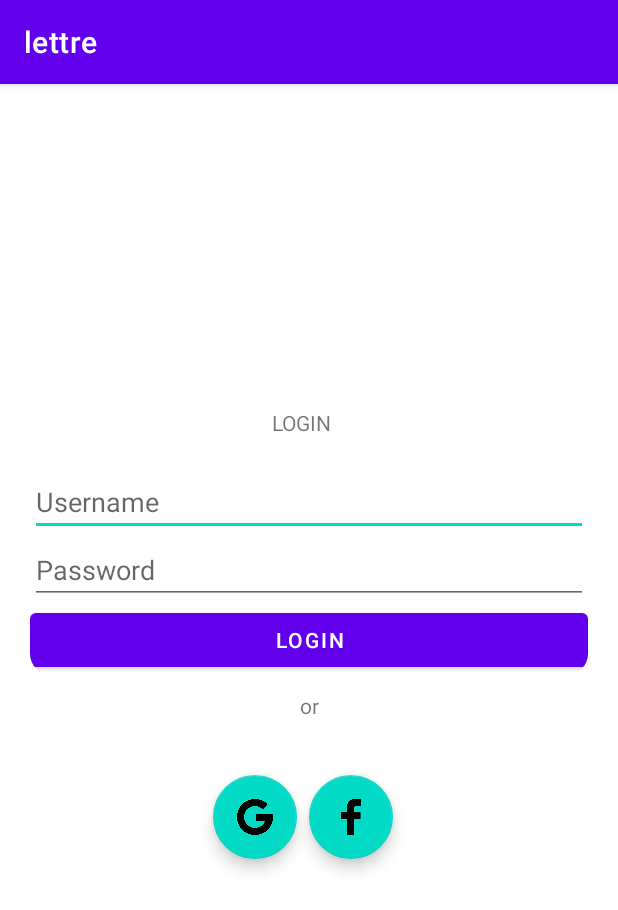
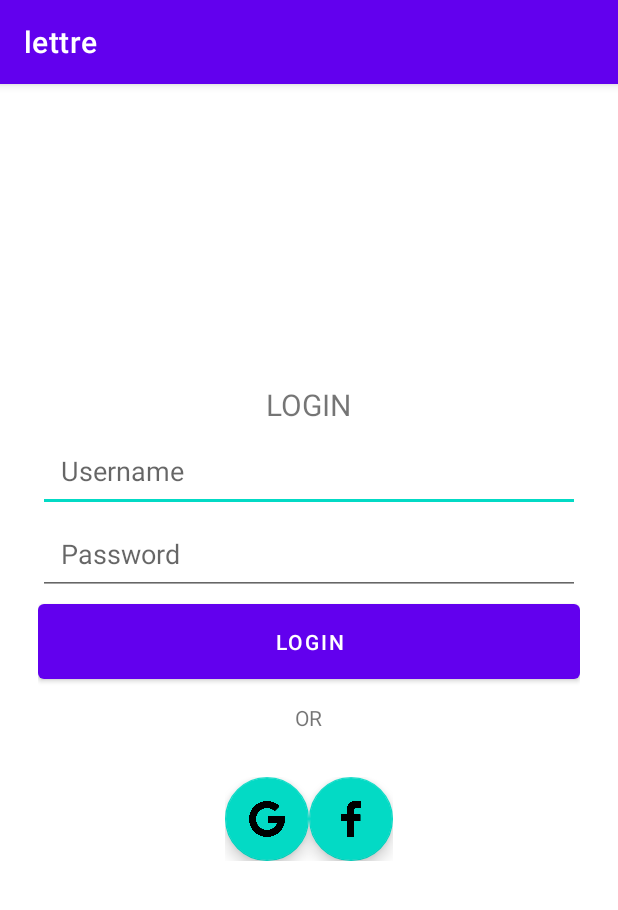
Before and after one commit to monishstark/lettre_project, an Android app: the screen it shows after launch (login), on a phone screen of 412 x 824 dp. Shown: the top 910 px of the screen. Run offline under Robolectric (Android 15) with nearby library versions, the phone set to English and light mode, and no system bars; our stand-ins replace Firebase (no records; nobody signed in at launch, a user with empty details on screens opened directly).

Commit message:
Organized Layouts better

```diff
--- a/app/src/main/res/layout/activity_login.xml
+++ b/app/src/main/res/layout/activity_login.xml
@@ -1,5 +1,5 @@
 <?xml version="1.0" encoding="utf-8"?>
-<androidx.constraintlayout.widget.ConstraintLayout
+<RelativeLayout
     xmlns:android="http://schemas.android.com/apk/res/android"
     xmlns:app="http://schemas.android.com/apk/res-auto"
     xmlns:tools="http://schemas.android.com/tools"
@@ -9,33 +9,19 @@
 
     <TextView
         android:id="@+id/login"
-        android:layout_width="50dp"
-        android:layout_height="20dp"
-        android:layout_marginTop="198dp"
-        android:layout_marginBottom="514dp"
-        android:text="LOGIN"
-        app:layout_constraintBottom_toBottomOf="parent"
-        app:layout_constraintEnd_toEndOf="@+id/cardView"
-        app:layout_constraintStart_toStartOf="@+id/cardView"
-        app:layout_constraintTop_toTopOf="parent" />
-
-    <androidx.cardview.widget.CardView
-        android:id="@+id/cardView"
-        android:layout_width="match_parent"
+        android:layout_width="wrap_content"
         android:layout_height="wrap_content"
-        android:layout_marginStart="20dp"
-        android:layout_marginTop="20dp"
-        android:layout_marginEnd="20dp"
-        app:cardCornerRadius="15dp"
-        app:cardElevation="0dp"
-        app:layout_constraintEnd_toEndOf="parent"
-        app:layout_constraintStart_toStartOf="parent"
-        app:layout_constraintTop_toBottomOf="@+id/login">
+        android:layout_centerHorizontal="true"
+        android:layout_marginTop="200dp"
+        android:textSize="20sp"
+        android:text="LOGIN" />
 
     <LinearLayout
         android:layout_width="match_parent"
         android:layout_height="match_parent"
-            android:orientation="vertical">
+        android:gravity="center"
+        android:orientation="vertical"
+        android:padding="25dp">
 
         <EditText
             android:id="@+id/username"
@@ -43,7 +29,8 @@
             android:layout_height="wrap_content"
             android:ems="10"
             android:hint="Username"
-                android:inputType="textPersonName" />
+            android:inputType="textPersonName"
+            android:padding="15dp" />
 
         <EditText
             android:id="@+id/password"
@@ -51,50 +38,46 @@
             android:layout_height="wrap_content"
             android:ems="10"
             android:hint="Password"
-                android:inputType="textPassword" />
+            android:inputType="textPassword"
+            android:padding="15dp" />
 
         <Button
             android:id="@+id/button"
             android:layout_width="match_parent"
             android:layout_height="wrap_content"
+            android:padding="15dp"
             android:text="login" />
-        </LinearLayout>
-    </androidx.cardview.widget.CardView>
 
         <TextView
             android:id="@+id/or"
             android:layout_width="wrap_content"
             android:layout_height="wrap_content"
-        android:layout_marginTop="10dp"
-        android:text="or"
-        app:layout_constraintEnd_toEndOf="@+id/cardView"
-        app:layout_constraintStart_toStartOf="@+id/cardView"
-        app:layout_constraintTop_toBottomOf="@+id/cardView" />
+            android:text="OR"
+            android:padding="10dp"/>
+
+        <LinearLayout
+            android:layout_width="wrap_content"
+            android:layout_height="wrap_content"
+            android:layout_centerHorizontal="true"
+            android:padding="20dp">
 
             <com.google.android.material.floatingactionbutton.FloatingActionButton
                 android:id="@+id/google_sigin"
                 android:layout_width="wrap_content"
                 android:layout_height="wrap_content"
-        android:layout_marginStart="142dp"
-        android:layout_marginTop="78dp"
-        android:layout_marginBottom="264dp"
                 android:clickable="true"
-        app:layout_constraintBottom_toBottomOf="parent"
-        app:layout_constraintStart_toStartOf="parent"
-        app:layout_constraintTop_toBottomOf="@+id/cardView"
                 app:srcCompat="@drawable/google" />
 
             <com.google.android.material.floatingactionbutton.FloatingActionButton
                 android:id="@+id/fb_login"
                 android:layout_width="wrap_content"
                 android:layout_height="wrap_content"
-        android:layout_marginTop="78dp"
-        android:layout_marginEnd="150dp"
-        android:layout_marginBottom="264dp"
                 android:clickable="true"
-        app:layout_constraintBottom_toBottomOf="parent"
-        app:layout_constraintEnd_toEndOf="parent"
-        app:layout_constraintTop_toBottomOf="@+id/cardView"
                 app:srcCompat="@drawable/facebook_logo" />
 
-</androidx.constraintlayout.widget.ConstraintLayout>
+        </LinearLayout>
+
+    </LinearLayout>
+
+
+</RelativeLayout>
```
Lines whose indentation alone changed are shown as unchanged.
